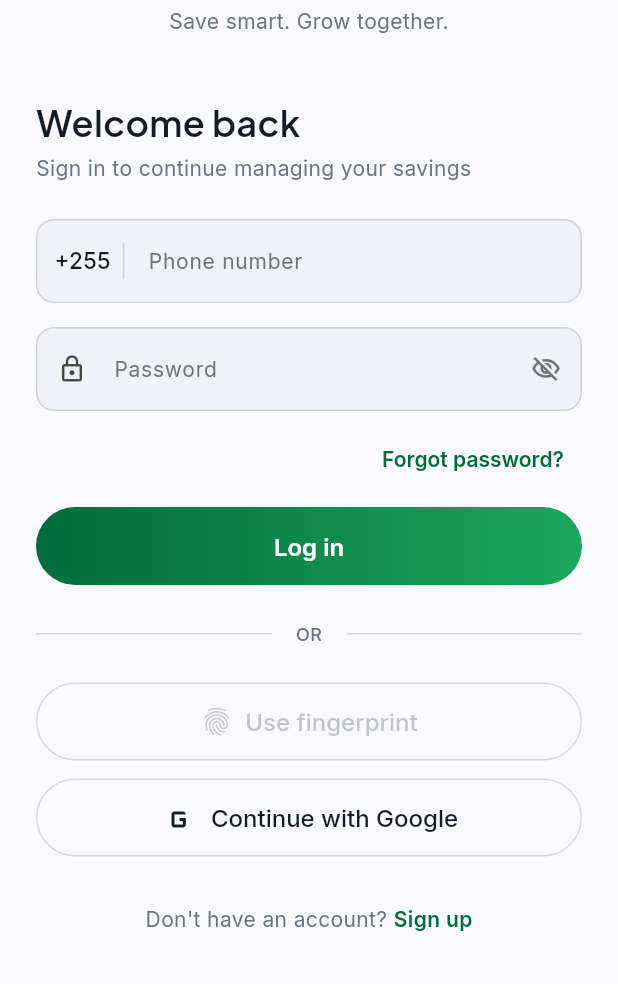
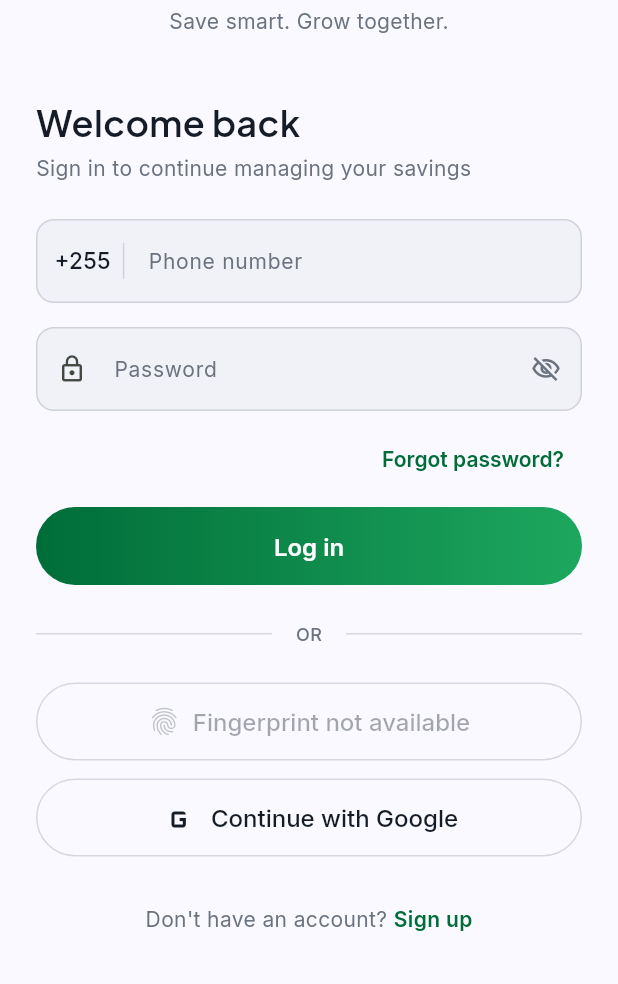
Before and after one commit to ezyerk2130/savingplus, a Flutter app: the LoginScreen screen opened by its route, on a phone screen of 412 x 824 dp, the part 252-1236 px from its top. Run offline on Flutter 3.47's test engine with Material 3 defaults, Android fonts, the phone set to English and light mode, and no system bars; our stand-ins replace dio, flutter_secure_storage, go_router, google_fonts, image_picker, local_auth and 1 more; accounts and stored records are empty.

Commit message:
Fix fingerprint login: permissions, FlutterFragmentActivity, auth logic
Android:
- Add INTERNET, USE_BIOMETRIC, USE_FINGERPRINT permissions
- Enable usesCleartextTraffic for local dev HTTP
- Change MainActivity to FlutterFragmentActivity (required by local_auth)

Auth provider:
- canUseBiometric now true when device supports biometrics (not gated
  on saved credentials — button always shows if device supports it)
- hasSavedCredentials exposed separately for UI hint
- biometricLogin guards with "log in with password first" message
  when no saved creds exist
- biometricOnly: false — allows PIN/pattern fallback
- Specific PlatformException handling: NotAvailable, NotEnrolled,
  LockedOut with user-friendly messages
- Credentials kept across logout so biometric works after sign-out

Login screen:
- Button always visible when device has biometrics
- Shows "Use fingerprint (log in first)" hint when no saved creds
- Shows "Fingerprint not available" when device lacks biometrics

Co-Authored-By: Claude Opus 4.6 (1M context) <noreply@anthropic.com>

```diff
--- a/savingplus/lib/core/providers/auth_provider.dart
+++ b/savingplus/lib/core/providers/auth_provider.dart
@@ -22,7 +22,7 @@ class AuthProvider extends ChangeNotifier {
   bool _biometricAvailable = false;
   bool _hasSavedCreds = false;
 
-  bool get canUseBiometric => _biometricAvailable && _hasSavedCreds;
+  bool get canUseBiometric => _biometricAvailable;
 
   Future<void> init() async {
     // Check biometric availability
@@ -72,8 +72,16 @@ class AuthProvider extends ChangeNotifier {
     }
   }
 
+  bool get hasSavedCredentials => _hasSavedCreds;
+
   /// Authenticate with fingerprint/face, then auto-login with saved credentials.
   Future<void> biometricLogin() async {
+    if (!_hasSavedCreds) {
+      _error = 'Please log in with your password first to enable fingerprint login.';
+      notifyListeners();
+      return;
+    }
+
     _isLoading = true;
     _error = null;
     notifyListeners();
@@ -84,7 +92,7 @@ class AuthProvider extends ChangeNotifier {
         localizedReason: 'Scan your fingerprint to log in to SavingPlus',
         options: const AuthenticationOptions(
           stickyAuth: true,
-          biometricOnly: true,
+          biometricOnly: false,
         ),
       );
 
--- a/savingplus/lib/features/auth/login_screen.dart
+++ b/savingplus/lib/features/auth/login_screen.dart
@@ -196,26 +196,20 @@ class _LoginScreenState extends State<LoginScreen> {
                 const SizedBox(height: 24),
 
                 // Fingerprint
-                if (auth.canUseBiometric)
-                  SizedBox(
-                    width: double.infinity,
-                    height: 52,
-                    child: OutlinedButton.icon(
-                      onPressed: auth.isLoading ? null : _handleBiometricLogin,
-                      icon: const Icon(Icons.fingerprint, size: 22),
-                      label: const Text('Use fingerprint'),
+                SizedBox(
+                  width: double.infinity,
+                  height: 52,
+                  child: OutlinedButton.icon(
+                    onPressed: auth.isLoading ? null : (auth.canUseBiometric ? _handleBiometricLogin : null),
+                    icon: Icon(Icons.fingerprint, size: 22,
+                      color: auth.canUseBiometric ? AppColors.primary : AppColors.onSurfaceVariant.withValues(alpha: 0.4)),
+                    label: Text(
+                      auth.canUseBiometric
+                        ? (auth.hasSavedCredentials ? 'Use fingerprint' : 'Use fingerprint (log in first)')
+                        : 'Fingerprint not available',
                     ),
                   ),
-                if (!auth.canUseBiometric)
-                  SizedBox(
-                    width: double.infinity,
-                    height: 52,
-                    child: OutlinedButton.icon(
-                      onPressed: null,
-                      icon: Icon(Icons.fingerprint, size: 22, color: AppColors.onSurfaceVariant.withValues(alpha: 0.4)),
-                      label: Text('Use fingerprint', style: TextStyle(color: AppColors.onSurfaceVariant.withValues(alpha: 0.4))),
-                    ),
-                  ),
+                ),
                 const SizedBox(height: 12),
 
                 // Google
```
Also changed, not shown: 2 other files.
